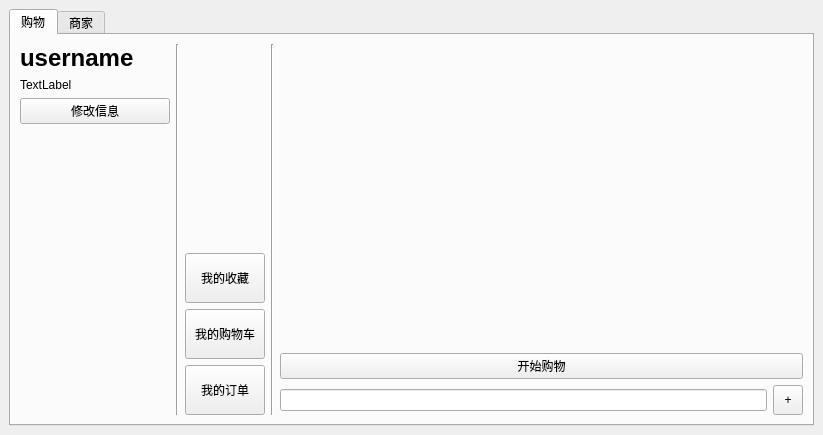
Qt form UserMainWindow.ui (tsukishima1321/shopping) before a commit.
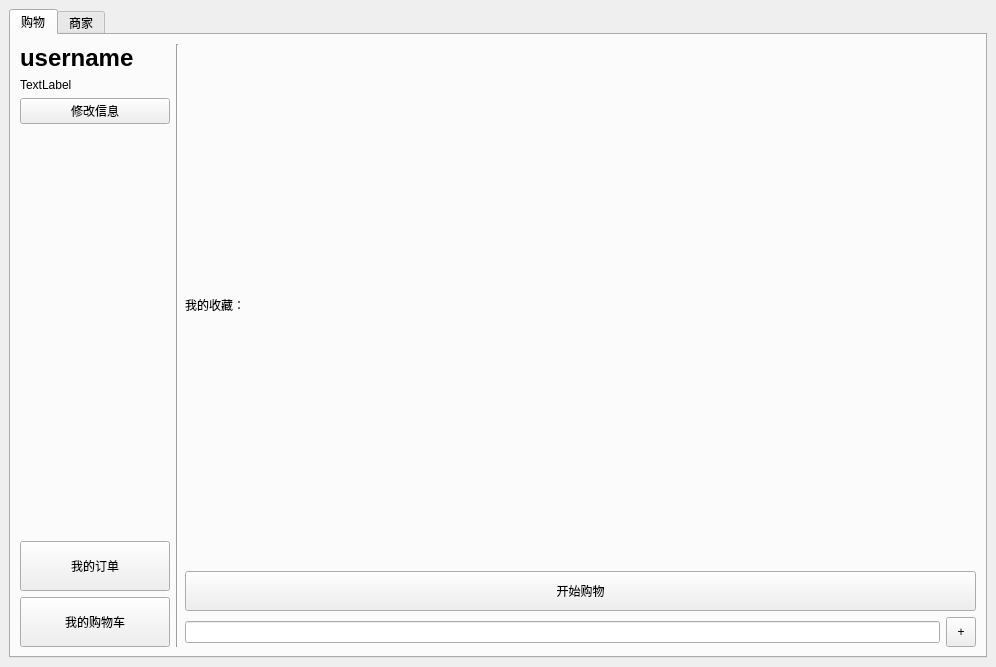
The same form after that commit.

Commit message: embed MyCollectionWindow into UserMainWindow

```diff
--- a/UserMainWindow.ui
+++ b/UserMainWindow.ui
@@ -6,8 +6,8 @@
    <rect>
     <x>0</x>
     <y>0</y>
-    <width>823</width>
-    <height>435</height>
+    <width>996</width>
+    <height>667</height>
    </rect>
   </property>
   <property name="windowTitle">
@@ -97,68 +97,6 @@
             </property>
            </spacer>
           </item>
-         </layout>
-        </item>
-        <item>
-         <widget class="Line" name="line">
-          <property name="orientation">
-           <enum>Qt::Vertical</enum>
-          </property>
-         </widget>
-        </item>
-        <item>
-         <layout class="QVBoxLayout" name="verticalLayout_2">
-          <item>
-           <spacer name="verticalSpacer_3">
-            <property name="orientation">
-             <enum>Qt::Vertical</enum>
-            </property>
-            <property name="sizeHint" stdset="0">
-             <size>
-              <width>20</width>
-              <height>40</height>
-             </size>
-            </property>
-           </spacer>
-          </item>
-          <item>
-           <widget class="QPushButton" name="buttonMyCollect">
-            <property name="sizePolicy">
-             <sizepolicy hsizetype="Fixed" vsizetype="Fixed">
-              <horstretch>0</horstretch>
-              <verstretch>0</verstretch>
-             </sizepolicy>
-            </property>
-            <property name="minimumSize">
-             <size>
-              <width>0</width>
-              <height>50</height>
-             </size>
-            </property>
-            <property name="text">
-             <string>我的收藏</string>
-            </property>
-           </widget>
-          </item>
-          <item>
-           <widget class="QPushButton" name="buttonMyCart">
-            <property name="sizePolicy">
-             <sizepolicy hsizetype="Fixed" vsizetype="Fixed">
-              <horstretch>0</horstretch>
-              <verstretch>0</verstretch>
-             </sizepolicy>
-            </property>
-            <property name="minimumSize">
-             <size>
-              <width>0</width>
-              <height>50</height>
-             </size>
-            </property>
-            <property name="text">
-             <string>我的购物车</string>
-            </property>
-           </widget>
-          </item>
           <item>
            <widget class="QPushButton" name="buttonMyOrder">
             <property name="minimumSize">
@@ -172,10 +110,29 @@
             </property>
            </widget>
           </item>
+          <item>
+           <widget class="QPushButton" name="buttonMyCart">
+            <property name="sizePolicy">
+             <sizepolicy hsizetype="Minimum" vsizetype="Fixed">
+              <horstretch>0</horstretch>
+              <verstretch>0</verstretch>
+             </sizepolicy>
+            </property>
+            <property name="minimumSize">
+             <size>
+              <width>0</width>
+              <height>50</height>
+             </size>
+            </property>
+            <property name="text">
+             <string>我的购物车</string>
+            </property>
+           </widget>
+          </item>
          </layout>
         </item>
         <item>
-         <widget class="Line" name="line_2">
+         <widget class="Line" name="line">
           <property name="orientation">
            <enum>Qt::Vertical</enum>
           </property>
@@ -184,20 +141,24 @@
         <item>
          <layout class="QVBoxLayout" name="verticalLayout_3">
           <item>
-           <spacer name="verticalSpacer_2">
-            <property name="orientation">
-             <enum>Qt::Vertical</enum>
-            </property>
-            <property name="sizeHint" stdset="0">
-             <size>
-              <width>20</width>
-              <height>40</height>
-             </size>
-            </property>
-           </spacer>
+           <layout class="QVBoxLayout" name="verticalLayout_7">
+            <item>
+             <widget class="QLabel" name="label">
+              <property name="text">
+               <string>我的收藏：</string>
+              </property>
+             </widget>
+            </item>
+           </layout>
           </item>
           <item>
            <widget class="QPushButton" name="buttonStartShopping">
+            <property name="minimumSize">
+             <size>
+              <width>0</width>
+              <height>40</height>
+             </size>
+            </property>
             <property name="text">
              <string>开始购物</string>
             </property>
```
Left out of the diff: 4 changed lines with no effect on the pictures. The commit also changes 3 other files.
